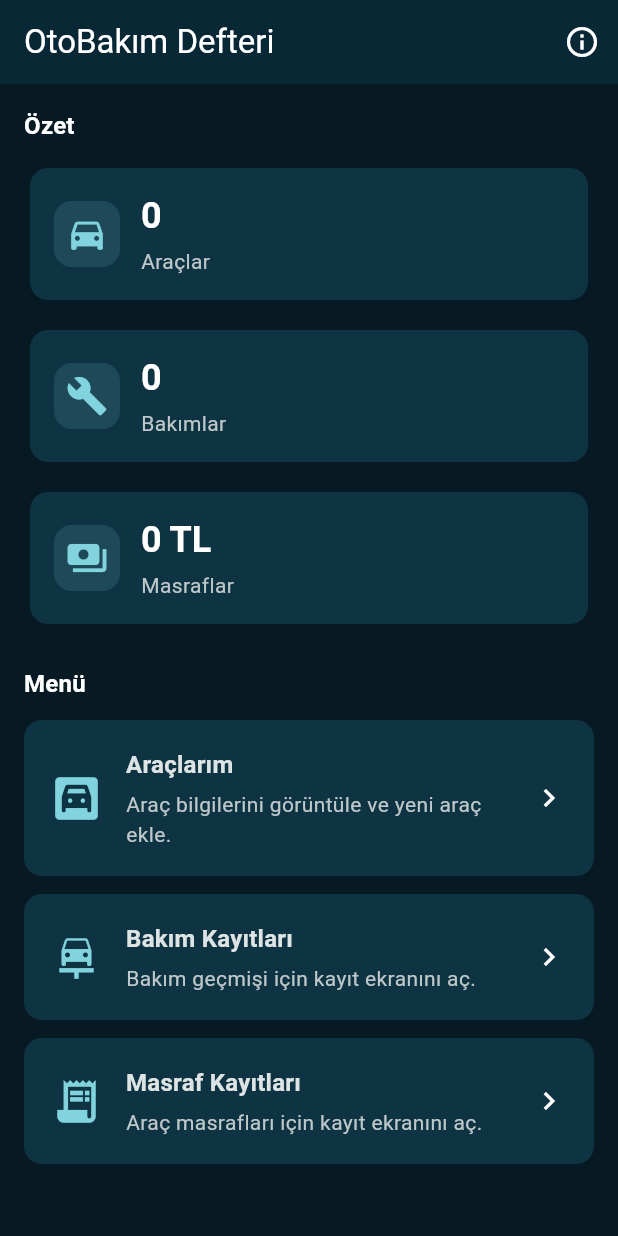
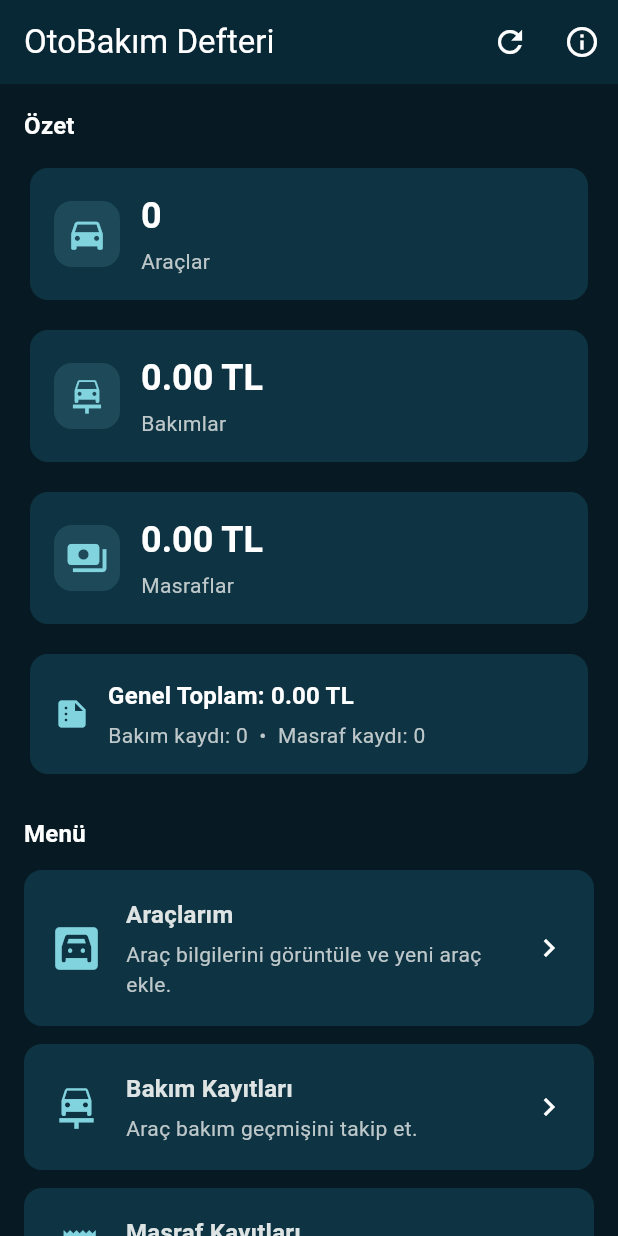
Before and after one commit to cafune34/Otobakim-Defteri, a Flutter app: the screen it shows after launch, after a tap on "Başla", on a phone screen of 412 x 824 dp. Run offline on Flutter 3.47's test engine with Material 3 defaults, Android fonts, the phone set to English and light mode, and no system bars; our stand-ins replace sqflite; accounts and stored records are empty.

Commit message:
sprint 6: connect dashboard summaries

```diff
--- a/lib/database/database_helper.dart
+++ b/lib/database/database_helper.dart
@@ -206,6 +206,14 @@ class DatabaseHelper {
     return _readTotal(result);
   }
 
+  Future<double> getTotalMaintenanceCost() async {
+    final db = await database;
+    final result = await db.rawQuery(
+      'SELECT SUM($columnCost) AS total FROM $maintenanceRecordsTable',
+    );
+    return _readTotal(result);
+  }
+
   Future<int> insertExpenseRecord(ExpenseRecord record) async {
     final db = await database;
     return db.insert(expenseRecordsTable, record.toMap());
@@ -263,6 +271,14 @@ class DatabaseHelper {
     return _readTotal(result);
   }
 
+  Future<double> getTotalExpenseAmount() async {
+    final db = await database;
+    final result = await db.rawQuery(
+      'SELECT SUM($columnAmount) AS total FROM $expenseRecordsTable',
+    );
+    return _readTotal(result);
+  }
+
   Future<double> getGrandTotalCost() async {
     final db = await database;
     final maintenanceResult = await db.rawQuery(
--- a/lib/pages/home_page.dart
+++ b/lib/pages/home_page.dart
@@ -1,5 +1,6 @@
 import 'package:flutter/material.dart';
 
+import '../database/database_helper.dart';
 import '../widgets/app_summary_card.dart';
 import '../widgets/section_title.dart';
 import 'about_page.dart';
@@ -7,8 +8,85 @@ import 'expense_records_page.dart';
 import 'maintenance_records_page.dart';
 import 'vehicles_page.dart';
 
-class HomePage extends StatelessWidget {
+class HomePage extends StatefulWidget {
   const HomePage({super.key});
+
+  @override
+  State<HomePage> createState() => _HomePageState();
+}
+
+class _HomePageState extends State<HomePage> {
+  int _vehicleCount = 0;
+  int _maintenanceCount = 0;
+  int _expenseCount = 0;
+  double _totalMaintenanceCost = 0.0;
+  double _totalExpenseAmount = 0.0;
+  double _grandTotalCost = 0.0;
+  bool _isLoading = true;
+
+  @override
+  void initState() {
+    super.initState();
+    _loadDashboardData();
+  }
+
+  Future<void> _loadDashboardData() async {
+    if (mounted) {
+      setState(() {
+        _isLoading = true;
+      });
+    }
+
+    try {
+      final dashboardValues = await Future.wait<num>([
+        DatabaseHelper.instance.getVehicleCount(),
+        DatabaseHelper.instance.getMaintenanceCount(),
+        DatabaseHelper.instance.getExpenseCount(),
+        DatabaseHelper.instance.getTotalMaintenanceCost(),
+        DatabaseHelper.instance.getTotalExpenseAmount(),
+        DatabaseHelper.instance.getGrandTotalCost(),
+      ]);
+
+      if (!mounted) {
+        return;
+      }
+
+      setState(() {
+        _vehicleCount = dashboardValues[0].toInt();
+        _maintenanceCount = dashboardValues[1].toInt();
+        _expenseCount = dashboardValues[2].toInt();
+        _totalMaintenanceCost = dashboardValues[3].toDouble();
+        _totalExpenseAmount = dashboardValues[4].toDouble();
+        _grandTotalCost = dashboardValues[5].toDouble();
+        _isLoading = false;
+      });
+    } catch (_) {
+      if (!mounted) {
+        return;
+      }
+
+      setState(() {
+        _isLoading = false;
+      });
+
+      ScaffoldMessenger.of(context).showSnackBar(
+        const SnackBar(content: Text('Özet bilgileri yüklenirken hata oluştu')),
+      );
+    }
+  }
+
+  Future<void> _navigateAndRefresh(Widget page) async {
+    await Navigator.push(
+      context,
+      MaterialPageRoute<void>(builder: (context) => page),
+    );
+
+    if (!mounted) {
+      return;
+    }
+
+    await _loadDashboardData();
+  }
 
   @override
   Widget build(BuildContext context) {
@@ -16,6 +94,11 @@ class HomePage extends StatelessWidget {
       appBar: AppBar(
         title: const Text('OtoBakım Defteri'),
         actions: [
+          IconButton(
+            tooltip: 'Yenile',
+            icon: const Icon(Icons.refresh),
+            onPressed: _loadDashboardData,
+          ),
           IconButton(
             tooltip: 'Hakkında',
             icon: const Icon(Icons.info_outline),
@@ -38,46 +121,104 @@ class HomePage extends StatelessWidget {
             children: [
               const SectionTitle('Özet'),
               const SizedBox(height: 12),
-              LayoutBuilder(
-                builder: (context, constraints) {
-                  const summaryCards = [
+              _buildDashboardContent(context),
+              const SizedBox(height: 24),
+              const SectionTitle('Menü'),
+              const SizedBox(height: 12),
+              _MenuCard(
+                title: 'Araçlarım',
+                description: 'Araç bilgilerini görüntüle ve yeni araç ekle.',
+                icon: Icons.garage,
+                onTap: () {
+                  _navigateAndRefresh(const VehiclesPage());
+                },
+              ),
+              _MenuCard(
+                title: 'Bakım Kayıtları',
+                description: 'Araç bakım geçmişini takip et.',
+                icon: Icons.car_repair,
+                onTap: () {
+                  _navigateAndRefresh(const MaintenanceRecordsPage());
+                },
+              ),
+              _MenuCard(
+                title: 'Masraf Kayıtları',
+                description: 'Araç masraflarını takip et.',
+                icon: Icons.receipt_long,
+                onTap: () {
+                  _navigateAndRefresh(const ExpenseRecordsPage());
+                },
+              ),
+            ],
+          ),
+        ),
+      ),
+    );
+  }
+
+  Widget _buildDashboardContent(BuildContext context) {
+    if (_isLoading) {
+      return const SizedBox(
+        height: 120,
+        child: Center(
+          child: Column(
+            mainAxisSize: MainAxisSize.min,
+            children: [
+              SizedBox(
+                width: 28,
+                height: 28,
+                child: CircularProgressIndicator(strokeWidth: 3),
+              ),
+              SizedBox(height: 12),
+              Text('Yükleniyor...'),
+            ],
+          ),
+        ),
+      );
+    }
+
+    return Column(
+      crossAxisAlignment: CrossAxisAlignment.stretch,
+      children: [
+        _buildSummaryCards(),
+        const SizedBox(height: 12),
+        _GrandTotalCard(
+          total: _grandTotalCost,
+          maintenanceCount: _maintenanceCount,
+          expenseCount: _expenseCount,
+        ),
+      ],
+    );
+  }
+
+  Widget _buildSummaryCards() {
+    final summaryCards = [
       AppSummaryCard(
         title: 'Araçlar',
-                      value: '0',
+        value: _vehicleCount.toString(),
         icon: Icons.directions_car,
       ),
       AppSummaryCard(
         title: 'Bakımlar',
-                      value: '0',
-                      icon: Icons.build,
+        value: '${_totalMaintenanceCost.toStringAsFixed(2)} TL',
+        icon: Icons.car_repair,
       ),
       AppSummaryCard(
         title: 'Masraflar',
-                      value: '0 TL',
+        value: '${_totalExpenseAmount.toStringAsFixed(2)} TL',
         icon: Icons.payments,
       ),
     ];
 
+    return LayoutBuilder(
+      builder: (context, constraints) {
         if (constraints.maxWidth < 640) {
-                    return const Column(
+          return Column(
             children: [
-                        AppSummaryCard(
-                          title: 'Araçlar',
-                          value: '0',
-                          icon: Icons.directions_car,
-                        ),
-                        SizedBox(height: 12),
-                        AppSummaryCard(
-                          title: 'Bakımlar',
-                          value: '0',
-                          icon: Icons.build,
-                        ),
-                        SizedBox(height: 12),
-                        AppSummaryCard(
-                          title: 'Masraflar',
-                          value: '0 TL',
-                          icon: Icons.payments,
-                        ),
+              for (var i = 0; i < summaryCards.length; i++) ...[
+                summaryCards[i],
+                if (i != summaryCards.length - 1) const SizedBox(height: 12),
+              ],
             ],
           );
         }
@@ -92,51 +233,53 @@ class HomePage extends StatelessWidget {
           children: summaryCards,
         );
       },
+    );
+  }
+}
+
+class _GrandTotalCard extends StatelessWidget {
+  const _GrandTotalCard({
+    required this.total,
+    required this.maintenanceCount,
+    required this.expenseCount,
+  });
+
+  final double total;
+  final int maintenanceCount;
+  final int expenseCount;
+
+  @override
+  Widget build(BuildContext context) {
+    final colorScheme = Theme.of(context).colorScheme;
+
+    return Card(
+      child: Padding(
+        padding: const EdgeInsets.all(16),
+        child: Row(
+          children: [
+            Icon(Icons.summarize, color: colorScheme.primary),
+            const SizedBox(width: 12),
+            Expanded(
+              child: Column(
+                crossAxisAlignment: CrossAxisAlignment.start,
+                mainAxisSize: MainAxisSize.min,
+                children: [
+                  Text(
+                    'Genel Toplam: ${total.toStringAsFixed(2)} TL',
+                    style: Theme.of(context).textTheme.titleMedium?.copyWith(
+                      fontWeight: FontWeight.bold,
+                      color: Colors.white,
                     ),
-              const SizedBox(height: 24),
-              const SectionTitle('Menü'),
-              const SizedBox(height: 12),
-              _MenuCard(
-                title: 'Araçlarım',
-                description: 'Araç bilgilerini görüntüle ve yeni araç ekle.',
-                icon: Icons.garage,
-                onTap: () {
-                  Navigator.push(
-                    context,
-                    MaterialPageRoute<void>(
-                      builder: (context) => const VehiclesPage(),
                   ),
-                  );
-                },
-              ),
-              _MenuCard(
-                title: 'Bakım Kayıtları',
-                description: 'Bakım geçmişi için kayıt ekranını aç.',
-                icon: Icons.car_repair,
-                onTap: () {
-                  Navigator.push(
-                    context,
-                    MaterialPageRoute<void>(
-                      builder: (context) => const MaintenanceRecordsPage(),
-                    ),
-                  );
-                },
-              ),
-              _MenuCard(
-                title: 'Masraf Kayıtları',
-                description: 'Araç masrafları için kayıt ekranını aç.',
-                icon: Icons.receipt_long,
-                onTap: () {
-                  Navigator.push(
-                    context,
-                    MaterialPageRoute<void>(
-                      builder: (context) => const ExpenseRecordsPage(),
-                    ),
-                  );
-                },
+                  const SizedBox(height: 4),
+                  Text(
+                    'Bakım kaydı: $maintenanceCount  •  Masraf kaydı: $expenseCount',
+                    style: TextStyle(color: colorScheme.onSurfaceVariant),
                   ),
                 ],
               ),
+            ),
+          ],
         ),
       ),
     );
```
Lines whose indentation alone changed are shown as unchanged.
